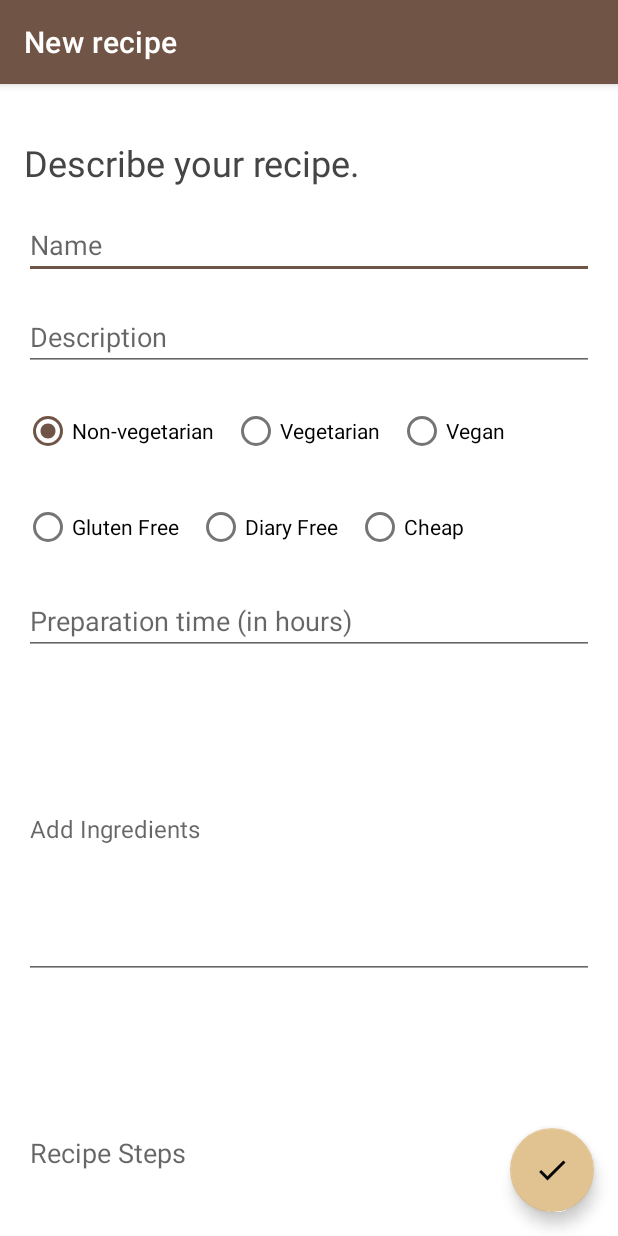
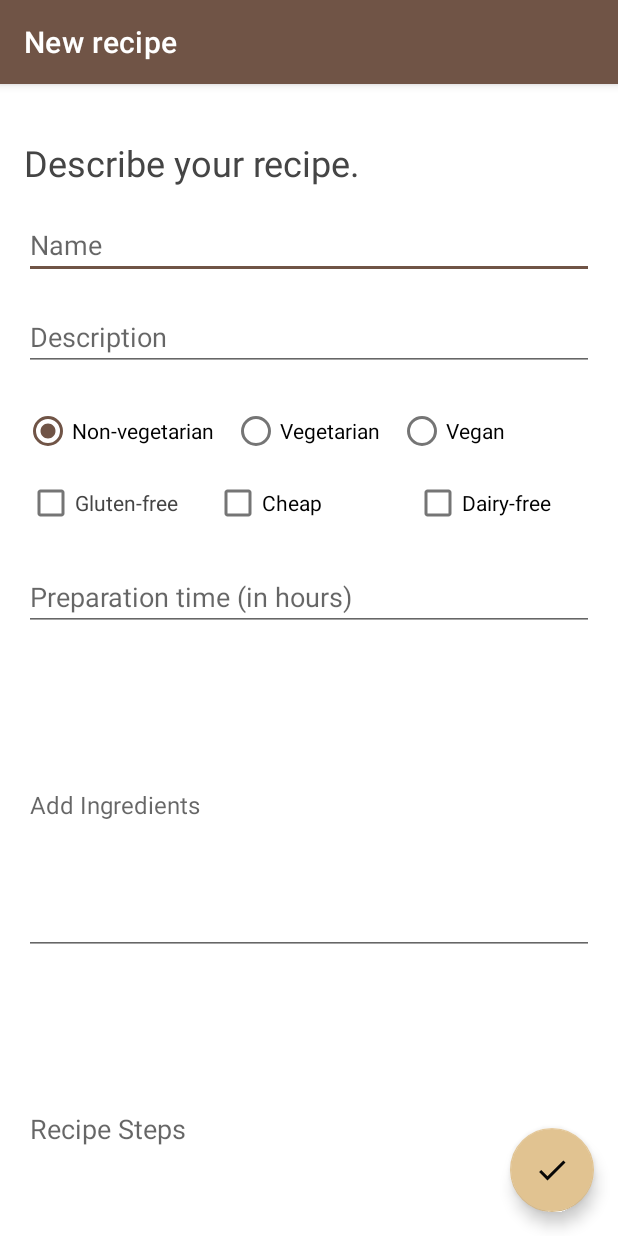
Before and after one commit to Jorgeelalto/mds-2021, an Android app: the NewRecipeActivity screen opened directly, with no data from a screen before it, on a phone screen of 412 x 824 dp. Run offline under Robolectric (Android 15) with nearby library versions, the phone set to English and light mode, and no system bars.

Commit message:
Fix new recipe layout

```diff
--- a/UIFragmentsJorge/app/src/main/java/com/uc3m/foodstuff/login/LoginManager.kt
+++ b/UIFragmentsJorge/app/src/main/java/com/uc3m/foodstuff/login/LoginManager.kt
@@ -19,6 +19,7 @@ import java.security.NoSuchAlgorithmException
 const val TAG = "LoginManager"
 const val USER_LEN = 16
 const val PASS_LEN = 64
+const val MIN_PASS_LEN = 8
 
 class LoginManager(var context: Context) {
 
@@ -66,6 +67,11 @@ class LoginManager(var context: Context) {
         if (password.length > PASS_LEN) {
             Log.d(TAG, "Password longer than $PASS_LEN characters")
             Toast.makeText(context, "The password is too long (more than $PASS_LEN characters)", Toast.LENGTH_SHORT).show()
+            return false
+        }
+        if (password.length < 8) {
+            Log.d(TAG, "Password is shorter than $MIN_PASS_LEN characters")
+            Toast.makeText(context, "The password is too short (less than $MIN_PASS_LEN characters)", Toast.LENGTH_SHORT).show()
             return false
         }
 
--- a/UIFragmentsJorge/app/src/main/res/layout/activity_login.xml
+++ b/UIFragmentsJorge/app/src/main/res/layout/activity_login.xml
@@ -41,23 +41,6 @@
         app:layout_constraintStart_toStartOf="parent"
         app:layout_constraintTop_toBottomOf="@+id/username" />
 
-    <!--<Button
-        android:id="@+id/login"
-        android:layout_width="wrap_content"
-        android:layout_height="wrap_content"
-        app:layout_constraintTop_toBottomOf="@id/password"
-        app:layout_constraintStart_toStartOf="parent"
-        android:layout_marginHorizontal="16dp"
-        app:layout_constraintVertical_bias="0.2" />
-
-    <Button
-        android:id="@+id/register"
-        android:layout_width="wrap_content"
-        android:layout_height="wrap_content"
-        app:layout_constraintTop_toBottomOf="@id/password"
-        app:layout_constraintStart_toEndOf="@id/login"
-        android:gravity="end"
-        app:layout_constraintEnd_toEndOf="parent"/>-->
     <Button
         android:layout_width="0dp"
         android:layout_height="wrap_content"
@@ -89,16 +72,6 @@
         android:layout_margin="24dp"
         />
 
-<!--        android:layout_gravity="start"
-        android:layout_marginTop="16dp"
-        android:layout_marginBottom="64dp"
-        android:text="@string/action_login"
-        app:layout_constraintBottom_toBottomOf="parent"
-        app:layout_constraintEnd_toEndOf="parent"
-        app:layout_constraintStart_toStartOf="parent"-->
-
-
-
     <ProgressBar
         android:id="@+id/loading"
         android:layout_width="wrap_content"
--- a/UIFragmentsJorge/app/src/main/res/layout/activity_new_recipe.xml
+++ b/UIFragmentsJorge/app/src/main/res/layout/activity_new_recipe.xml
@@ -77,38 +77,59 @@
             android:text="Vegan"/>
     </RadioGroup>
 
-    <RadioGroup
-        android:id="@+id/radio_group2"
-        android:layout_width="match_parent"
+    <CheckBox
+        android:layout_width="0dp"
         android:layout_height="wrap_content"
+        android:id="@+id/gluten_free"
+        android:text="Gluten-free"
+        app:layout_constraintLeft_toLeftOf="parent"
+        app:layout_constraintRight_toLeftOf="@+id/guideline"
         app:layout_constraintTop_toBottomOf="@id/radio_group"
-        android:orientation="horizontal"
-        android:layout_margin="16dp">
-        <RadioButton
-            android:id="@+id/GlutenFree"
-            android:layout_width="wrap_content"
-            android:layout_height="wrap_content"
-            android:layout_marginRight="12dp"
-            android:text="Gluten Free" />
-        <RadioButton
-            android:id="@+id/DiaryFree"
-            android:layout_width="wrap_content"
-            android:layout_height="wrap_content"
-            android:layout_marginRight="12dp"
-            android:text="Diary Free" />
-        <RadioButton
-            android:id="@+id/Cheap"
-            android:layout_width="wrap_content"
-            android:layout_height="wrap_content"
-            android:text="Cheap" />
-    </RadioGroup>
+        android:backgroundTint="@color/main_3"
+        android:layout_marginHorizontal="18dp"
+        android:textColor="@color/gray2"
+        />
+
+    <androidx.constraintlayout.widget.Guideline
+        android:id="@+id/guideline1"
+        android:layout_width="wrap_content"
+        android:layout_height="match_parent"
+        android:orientation="vertical"
+        app:layout_constraintGuide_percent="0.33" />
+
+    <CheckBox
+        android:layout_width="0dp"
+        android:layout_height="wrap_content"
+        android:id="@+id/cheap"
+        android:text="Cheap"
+        app:layout_constraintLeft_toRightOf="@id/gluten_free"
+        app:layout_constraintTop_toBottomOf="@id/radio_group"
+        android:layout_marginHorizontal="24dp"
+        />
+
+    <androidx.constraintlayout.widget.Guideline
+        android:id="@+id/guideline2"
+        android:layout_width="wrap_content"
+        android:layout_height="match_parent"
+        android:orientation="vertical"
+        app:layout_constraintGuide_percent="0.67" />
+
+    <CheckBox
+        android:layout_width="0dp"
+        android:layout_height="wrap_content"
+        android:id="@+id/dairy_free"
+        android:text="Dairy-free"
+        app:layout_constraintRight_toRightOf="parent"
+        app:layout_constraintLeft_toRightOf="@+id/guideline2"
+        app:layout_constraintTop_toBottomOf="@id/radio_group"
+        />
 
 
     <EditText
         android:id="@+id/time_edit"
         android:layout_width="match_parent"
         android:layout_height="wrap_content"
-        app:layout_constraintTop_toBottomOf="@id/radio_group2"
+        app:layout_constraintTop_toBottomOf="@id/gluten_free"
         android:layout_margin="16dp"
         android:hint="Preparation time (in hours)"/>
 
```
